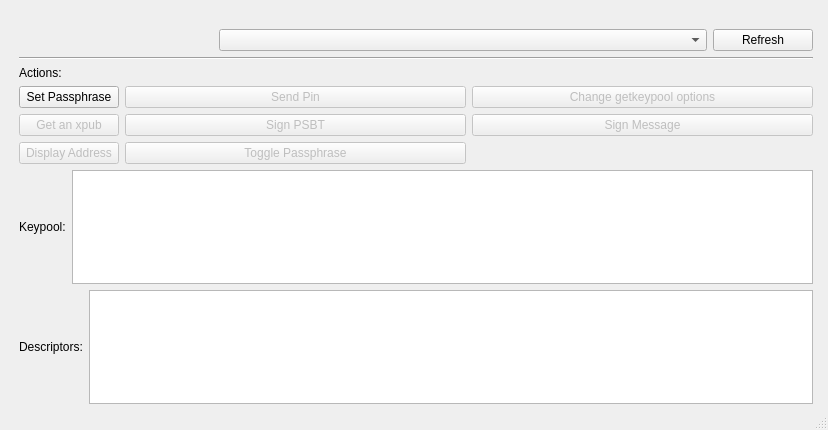
This is hwilib/ui/mainwindow.ui in bitcoin-core/HWI as Qt 5 draws it before an edit. The edited form follows.
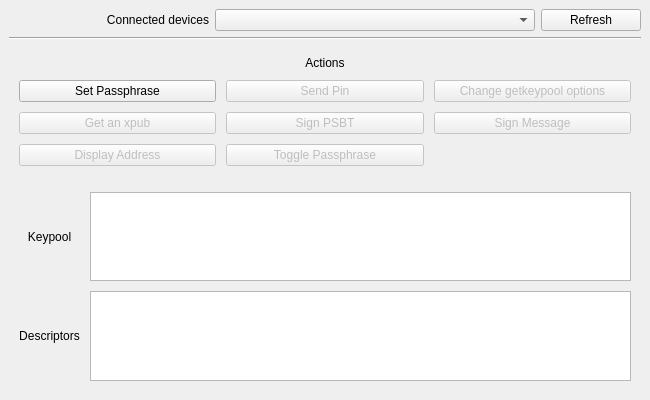
This is the edited form.

Diff of the .ui file:
```diff
--- a/hwilib/ui/mainwindow.ui
+++ b/hwilib/ui/mainwindow.ui
@@ -6,41 +6,44 @@
    <rect>
     <x>0</x>
     <y>0</y>
-    <width>828</width>
-    <height>430</height>
+    <width>650</width>
+    <height>400</height>
    </rect>
   </property>
   <property name="windowTitle">
    <string>MainWindow</string>
   </property>
   <widget class="QWidget" name="centralwidget">
-   <widget class="QWidget" name="verticalLayoutWidget">
-    <property name="geometry">
-     <rect>
-      <x>19</x>
-      <y>29</y>
-      <width>794</width>
-      <height>375</height>
-     </rect>
-    </property>
     <layout class="QVBoxLayout" name="verticalLayout">
      <item>
       <layout class="QHBoxLayout" name="horizontalLayout">
        <item>
-        <spacer name="horizontalSpacer">
-         <property name="orientation">
-          <enum>Qt::Horizontal</enum>
-         </property>
-         <property name="sizeType">
-          <enum>QSizePolicy::Maximum</enum>
-         </property>
-         <property name="sizeHint" stdset="0">
+       <widget class="QLabel" name="label">
+        <property name="sizePolicy">
+         <sizepolicy hsizetype="Preferred" vsizetype="Preferred">
+          <horstretch>0</horstretch>
+          <verstretch>0</verstretch>
+         </sizepolicy>
+        </property>
+        <property name="minimumSize">
+         <size>
+          <width>130</width>
+          <height>20</height>
+         </size>
+        </property>
+        <property name="maximumSize">
           <size>
            <width>200</width>
            <height>20</height>
           </size>
          </property>
-        </spacer>
+        <property name="text">
+         <string>Connected devices</string>
+        </property>
+        <property name="alignment">
+         <set>Qt::AlignRight|Qt::AlignTrailing|Qt::AlignVCenter</set>
+        </property>
+       </widget>
        </item>
        <item>
         <widget class="QComboBox" name="enumerate_combobox">
@@ -88,34 +91,29 @@
      </item>
      <item>
       <layout class="QGridLayout" name="gridLayout">
-       <item row="1" column="1">
-        <widget class="QPushButton" name="sendpin_button">
-         <property name="enabled">
-          <bool>false</bool>
-         </property>
-         <property name="text">
-          <string>Send Pin</string>
-         </property>
-        </widget>
-       </item>
-       <item row="1" column="0">
+      <property name="leftMargin">
+       <number>10</number>
+      </property>
+      <property name="topMargin">
+       <number>10</number>
+      </property>
+      <property name="rightMargin">
+       <number>10</number>
+      </property>
+      <property name="bottomMargin">
+       <number>10</number>
+      </property>
+      <property name="spacing">
+       <number>10</number>
+      </property>
+      <item row="2" column="0">
         <widget class="QPushButton" name="setpass_button">
          <property name="text">
           <string>Set Passphrase</string>
          </property>
         </widget>
        </item>
-       <item row="2" column="1">
-        <widget class="QPushButton" name="signtx_button">
-         <property name="enabled">
-          <bool>false</bool>
-         </property>
-         <property name="text">
-          <string>Sign PSBT</string>
-         </property>
-        </widget>
-       </item>
-       <item row="2" column="0">
+      <item row="3" column="0">
         <widget class="QPushButton" name="getxpub_button">
          <property name="enabled">
           <bool>false</bool>
@@ -125,7 +123,7 @@
          </property>
         </widget>
        </item>
-       <item row="2" column="2">
+      <item row="3" column="2">
         <widget class="QPushButton" name="signmsg_button">
          <property name="enabled">
           <bool>false</bool>
@@ -135,26 +133,17 @@
          </property>
         </widget>
        </item>
-       <item row="0" column="0">
-        <widget class="QLabel" name="actions_label">
-         <property name="sizePolicy">
-          <sizepolicy hsizetype="Preferred" vsizetype="Maximum">
-           <horstretch>0</horstretch>
-           <verstretch>0</verstretch>
-          </sizepolicy>
-         </property>
-         <property name="maximumSize">
-          <size>
-           <width>100</width>
-           <height>20</height>
-          </size>
+      <item row="3" column="1">
+       <widget class="QPushButton" name="signtx_button">
+        <property name="enabled">
+         <bool>false</bool>
          </property>
          <property name="text">
-          <string>Actions:</string>
+         <string>Sign PSBT</string>
          </property>
         </widget>
        </item>
-       <item row="1" column="2">
+      <item row="2" column="2">
         <widget class="QPushButton" name="getkeypool_opts_button">
          <property name="enabled">
           <bool>false</bool>
@@ -167,17 +156,17 @@
          </property>
         </widget>
        </item>
-       <item row="3" column="0">
-        <widget class="QPushButton" name="display_addr_button">
+      <item row="2" column="1">
+       <widget class="QPushButton" name="sendpin_button">
          <property name="enabled">
           <bool>false</bool>
          </property>
          <property name="text">
-          <string>Display Address</string>
+         <string>Send Pin</string>
          </property>
         </widget>
        </item>
-       <item row="3" column="1">
+      <item row="4" column="1">
         <widget class="QPushButton" name="toggle_passphrase_button">
          <property name="enabled">
           <bool>false</bool>
@@ -187,36 +176,82 @@
          </property>
         </widget>
        </item>
+      <item row="4" column="0">
+       <widget class="QPushButton" name="display_addr_button">
+        <property name="enabled">
+         <bool>false</bool>
+        </property>
+        <property name="text">
+         <string>Display Address</string>
+        </property>
+       </widget>
+      </item>
+      <item row="1" column="1">
+       <widget class="QLabel" name="actions_label">
+        <property name="enabled">
+         <bool>true</bool>
+        </property>
+        <property name="sizePolicy">
+         <sizepolicy hsizetype="Preferred" vsizetype="Maximum">
+          <horstretch>0</horstretch>
+          <verstretch>0</verstretch>
+         </sizepolicy>
+        </property>
+        <property name="text">
+         <string>Actions</string>
+        </property>
+        <property name="alignment">
+         <set>Qt::AlignCenter</set>
+        </property>
+       </widget>
+      </item>
       </layout>
      </item>
      <item>
-      <layout class="QHBoxLayout" name="horizontalLayout_2">
-       <item>
+     <layout class="QGridLayout" name="gridLayout_2">
+      <property name="leftMargin">
+       <number>10</number>
+      </property>
+      <property name="topMargin">
+       <number>10</number>
+      </property>
+      <property name="rightMargin">
+       <number>10</number>
+      </property>
+      <property name="bottomMargin">
+       <number>10</number>
+      </property>
+      <property name="spacing">
+       <number>10</number>
+      </property>
+      <item row="0" column="0">
         <widget class="QLabel" name="keypool_label">
          <property name="text">
-          <string>Keypool:</string>
+         <string>Keypool</string>
+        </property>
+        <property name="alignment">
+         <set>Qt::AlignCenter</set>
          </property>
         </widget>
        </item>
-       <item>
+      <item row="0" column="1">
         <widget class="QPlainTextEdit" name="keypool_textedit">
          <property name="readOnly">
           <bool>true</bool>
          </property>
         </widget>
        </item>
-      </layout>
-     </item>
-     <item>
-      <layout class="QHBoxLayout" name="horizontalLayout_3">
-       <item>
+      <item row="1" column="0">
         <widget class="QLabel" name="desc_label">
          <property name="text">
-          <string>Descriptors:</string>
+         <string>Descriptors</string>
+        </property>
+        <property name="alignment">
+         <set>Qt::AlignCenter</set>
          </property>
         </widget>
        </item>
-       <item>
+      <item row="1" column="1">
         <widget class="QPlainTextEdit" name="desc_textedit">
          <property name="readOnly">
           <bool>true</bool>
@@ -227,8 +262,6 @@
      </item>
     </layout>
    </widget>
-  </widget>
-  <widget class="QStatusBar" name="statusbar"/>
  </widget>
  <resources/>
  <connections/>
```
Lines whose indentation alone changed are shown as unchanged.
